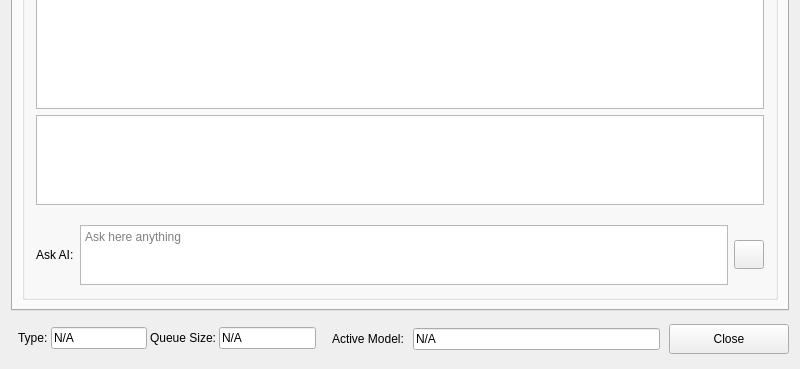
aregtech/areg-edgeai, file apps/multiedge/edgedevice/ui/edgedevice.ui: the form before one commit; both pictures show x 0 to 800 and y 231 to 600 of the 800 by 600 pixel window.
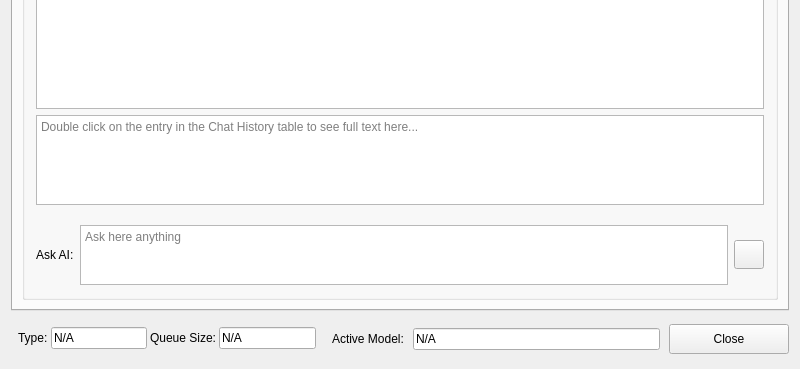
The form after the commit. Icons and pictures are not drawn.

Patch:
```diff
--- a/apps/multiedge/edgedevice/ui/edgedevice.ui
+++ b/apps/multiedge/edgedevice/ui/edgedevice.ui
@@ -309,6 +309,9 @@
                <property name="readOnly">
                 <bool>true</bool>
                </property>
+               <property name="placeholderText">
+                <string>Double click on the entry in the Chat History table to see full text here...</string>
+               </property>
               </widget>
              </item>
             </layout>
```
Left out of the diff: 11 changed lines with no effect on the pictures.
